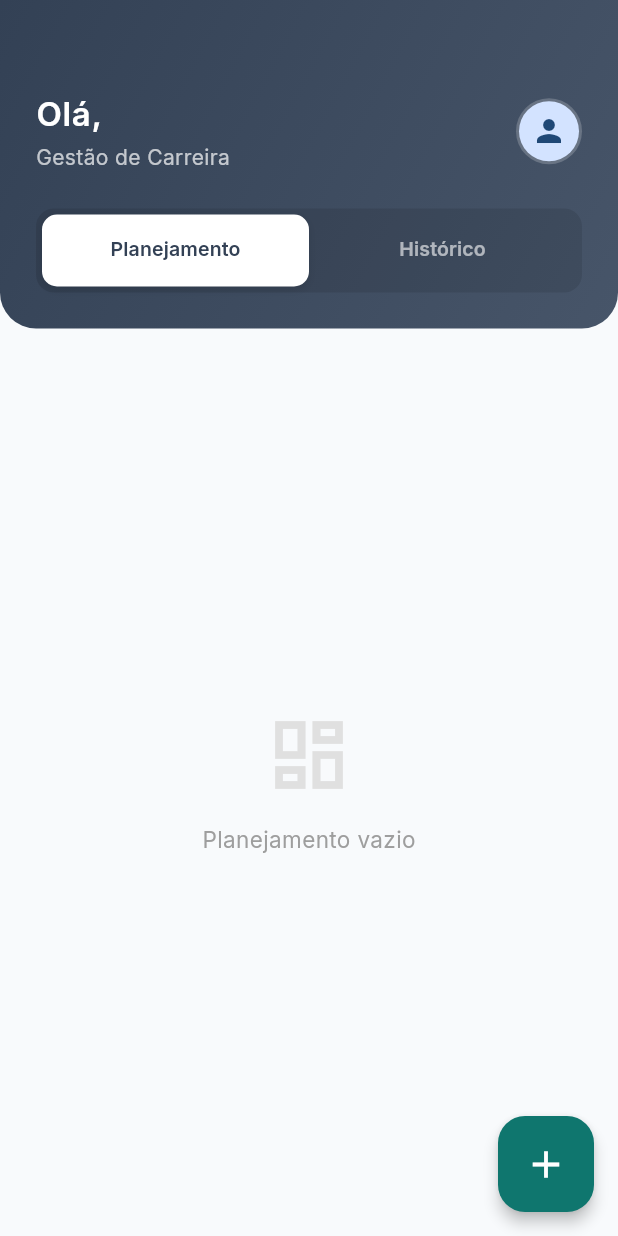
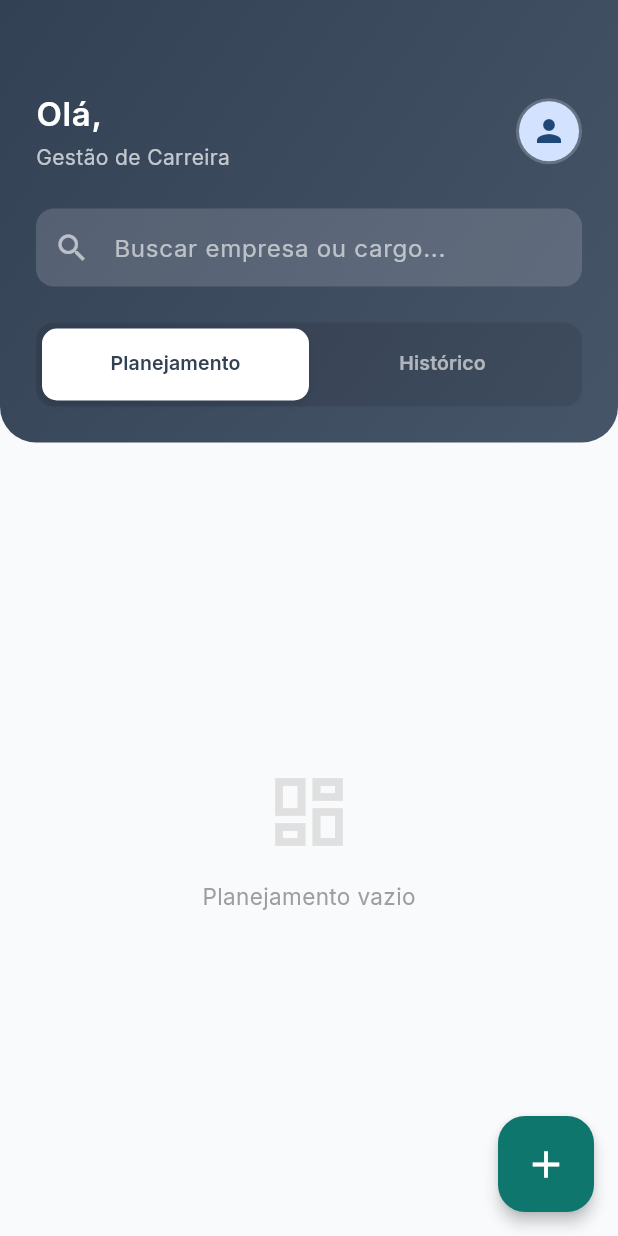
Before and after one commit to JamesEhlert/job-tracker-portfolio, a Flutter app: the screen it shows once a user with an empty profile is signed in, on a phone screen of 412 x 824 dp. Run offline on Flutter 3.47's test engine with Material 3 defaults, Android fonts, the phone set to English and light mode, and no system bars; our stand-ins replace cached_network_image, cloud_firestore, firebase_auth, firebase_core, firebase_storage, google_fonts and 2 more; accounts and stored records are empty.

Commit message:
Feat: Add search bar with real-time filtering in HomeScreen

```diff
--- a/lib/screens/home_screen.dart
+++ b/lib/screens/home_screen.dart
@@ -5,10 +5,24 @@ import '../repositories/job_repository.dart';
 import '../models/job_application.dart';
 import '../widgets/job_card.dart';
 import 'add_job_screen.dart';
-// Removido import não utilizado
 
-class HomeScreen extends StatelessWidget {
+class HomeScreen extends StatefulWidget {
   const HomeScreen({super.key});
+
+  @override
+  State<HomeScreen> createState() => _HomeScreenState();
+}
+
+class _HomeScreenState extends State<HomeScreen> {
+  // Controlador para o campo de texto
+  final TextEditingController _searchController = TextEditingController();
+  String _searchQuery = ''; // O texto que estamos buscando
+
+  @override
+  void dispose() {
+    _searchController.dispose();
+    super.dispose();
+  }
 
   @override
   Widget build(BuildContext context) {
@@ -20,12 +34,12 @@ class HomeScreen extends StatelessWidget {
       child: Scaffold(
         body: Column(
           children: [
-            // --- HEADER OPACIZADO (Slate Gradient) ---
+            // --- HEADER COM DEGRADÊ E BUSCA ---
             Container(
               padding: const EdgeInsets.only(top: 60, left: 24, right: 24, bottom: 24),
               decoration: const BoxDecoration(
                 gradient: LinearGradient(
-                  colors: [Color(0xFF334155), Color(0xFF475569)],
+                  colors: [Color(0xFF334155), Color(0xFF475569)], // Slate Gradient
                   begin: Alignment.topLeft,
                   end: Alignment.bottomRight,
                 ),
@@ -36,6 +50,7 @@ class HomeScreen extends StatelessWidget {
               ),
               child: Column(
                 children: [
+                  // Linha 1: Saudação e Foto
                   Row(
                     mainAxisAlignment: MainAxisAlignment.spaceBetween,
                     children: [
@@ -75,9 +90,55 @@ class HomeScreen extends StatelessWidget {
                       ),
                     ],
                   ),
+
                   const SizedBox(height: 24),
 
-                  // --- TAB BAR MINIMALISTA ---
+                  // Linha 2: BARRA DE PESQUISA (NOVA)
+                  TextField(
+                    controller: _searchController,
+                    onChanged: (value) {
+                      setState(() {
+                        _searchQuery = value.toLowerCase(); // Atualiza a busca
+                      });
+                    },
+                    style: const TextStyle(color: Colors.white),
+                    cursorColor: Colors.white,
+                    decoration: InputDecoration(
+                      hintText: 'Buscar empresa ou cargo...',
+                      hintStyle: TextStyle(color: Colors.white.withValues(alpha: 0.6)),
+                      prefixIcon: Icon(Icons.search, color: Colors.white.withValues(alpha: 0.6)),
+                      suffixIcon: _searchQuery.isNotEmpty
+                          ? IconButton(
+                              icon: const Icon(Icons.clear, color: Colors.white),
+                              onPressed: () {
+                                _searchController.clear();
+                                setState(() {
+                                  _searchQuery = '';
+                                });
+                              },
+                            )
+                          : null,
+                      filled: true,
+                      fillColor: Colors.white.withValues(alpha: 0.15), // Fundo translúcido
+                      contentPadding: const EdgeInsets.symmetric(horizontal: 20, vertical: 14),
+                      border: OutlineInputBorder(
+                        borderRadius: BorderRadius.circular(12),
+                        borderSide: BorderSide.none,
+                      ),
+                      enabledBorder: OutlineInputBorder(
+                        borderRadius: BorderRadius.circular(12),
+                        borderSide: BorderSide.none,
+                      ),
+                      focusedBorder: OutlineInputBorder(
+                        borderRadius: BorderRadius.circular(12),
+                        borderSide: const BorderSide(color: Colors.white, width: 1),
+                      ),
+                    ),
+                  ),
+
+                  const SizedBox(height: 24),
+
+                  // Linha 3: TabBar
                   Container(
                     padding: const EdgeInsets.all(4),
                     decoration: BoxDecoration(
@@ -111,19 +172,19 @@ class HomeScreen extends StatelessWidget {
               ),
             ),
 
-            // --- LISTA ---
+            // --- CORPO DA LISTA (Com Filtro) ---
             Expanded(
               child: TabBarView(
                 children: [
-                  _JobList(status: 'to_apply', userId: user!.uid),
-                  _JobList(status: 'applied', userId: user.uid),
+                  _JobList(status: 'to_apply', userId: user!.uid, searchQuery: _searchQuery),
+                  _JobList(status: 'applied', userId: user.uid, searchQuery: _searchQuery),
                 ],
               ),
             ),
           ],
         ),
 
-        // --- FAB SUAVE ---
+        // FAB (Botão de Adicionar)
         floatingActionButton: SizedBox(
           height: 64,
           width: 64,
@@ -145,11 +206,17 @@ class HomeScreen extends StatelessWidget {
   }
 }
 
+// Widget da Lista de Vagas (Agora aceita searchQuery)
 class _JobList extends StatelessWidget {
   final String status;
   final String userId;
+  final String searchQuery; // Parâmetro novo!
 
-  const _JobList({required this.status, required this.userId});
+  const _JobList({
+    required this.status,
+    required this.userId,
+    required this.searchQuery,
+  });
 
   @override
   Widget build(BuildContext context) {
@@ -162,19 +229,32 @@ class _JobList extends StatelessWidget {
 
         final jobs = snapshot.data ?? [];
 
-        if (jobs.isEmpty) {
+        // --- LÓGICA DE FILTRAGEM ---
+        final filteredJobs = jobs.where((job) {
+          final company = job.companyName.toLowerCase();
+          final role = job.role.toLowerCase();
+          // Verifica se o texto digitado existe no nome da empresa OU no cargo
+          return company.contains(searchQuery) || role.contains(searchQuery);
+        }).toList();
+
+        if (filteredJobs.isEmpty) {
+          // Se não tiver nada (ou se o filtro não encontrou nada)
           return Center(
             child: Column(
               mainAxisAlignment: MainAxisAlignment.center,
               children: [
                 Icon(
-                  status == 'to_apply' ? Icons.dashboard_outlined : Icons.inventory_2_outlined,
+                  searchQuery.isEmpty
+                      ? (status == 'to_apply' ? Icons.dashboard_outlined : Icons.inventory_2_outlined)
+                      : Icons.search_off, // Ícone diferente se for busca vazia
                   size: 60,
                   color: Colors.grey.shade300,
                 ),
                 const SizedBox(height: 16),
                 Text(
-                  status == 'to_apply' ? 'Planejamento vazio' : 'Histórico vazio',
+                  searchQuery.isEmpty
+                      ? (status == 'to_apply' ? 'Planejamento vazio' : 'Histórico vazio')
+                      : 'Nenhuma vaga encontrada para "$searchQuery"',
                   style: TextStyle(color: Colors.grey.shade500, fontSize: 15),
                 ),
               ],
@@ -184,11 +264,12 @@ class _JobList extends StatelessWidget {
 
         return ListView.separated(
           padding: const EdgeInsets.fromLTRB(20, 20, 20, 100),
-          itemCount: jobs.length,
+          itemCount: filteredJobs.length,
           separatorBuilder: (context, index) => const SizedBox(height: 12),
           itemBuilder: (context, index) {
-            final job = jobs[index];
-            return JobCard(job: job);
+            final job = filteredJobs[index];
+            // Usamos o UniqueKey para garantir que o Flutter não confunda os cards ao filtrar
+            return JobCard(key: ValueKey(job.id), job: job);
           },
         );
       },
```
